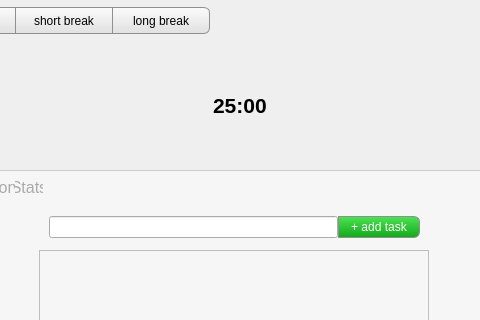
Qt form src/mainwindow.ui (diegoponciano/Pomotimer) before a commit; both pictures show x 91 to 571 and y 0 to 320 of the 661 by 487 pixel window.
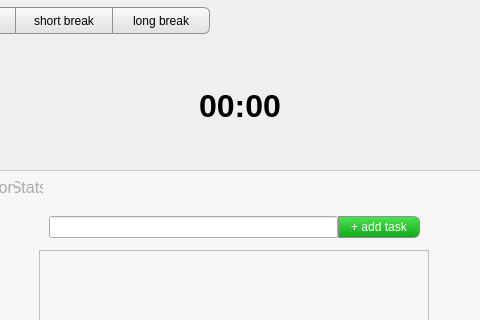
The same form after that commit.

Commit message: timer responding to start and stop

What changed in the file:
```diff
--- a/src/mainwindow.ui
+++ b/src/mainwindow.ui
@@ -165,13 +165,13 @@
       <widget class="QLabel" name="TimerLabel">
        <property name="font">
         <font>
-         <pointsize>16</pointsize>
+         <pointsize>24</pointsize>
          <weight>75</weight>
          <bold>true</bold>
         </font>
        </property>
        <property name="text">
-        <string>25:00</string>
+        <string>00:00</string>
        </property>
       </widget>
      </item>
```
The commit also changes 1 other file.
